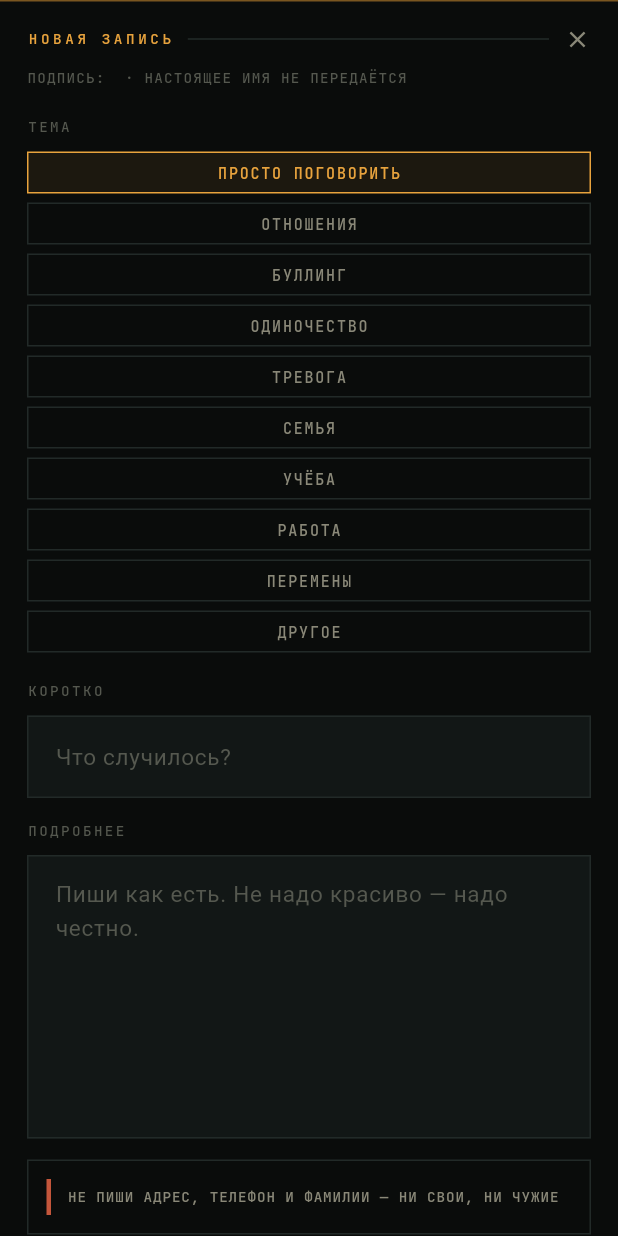
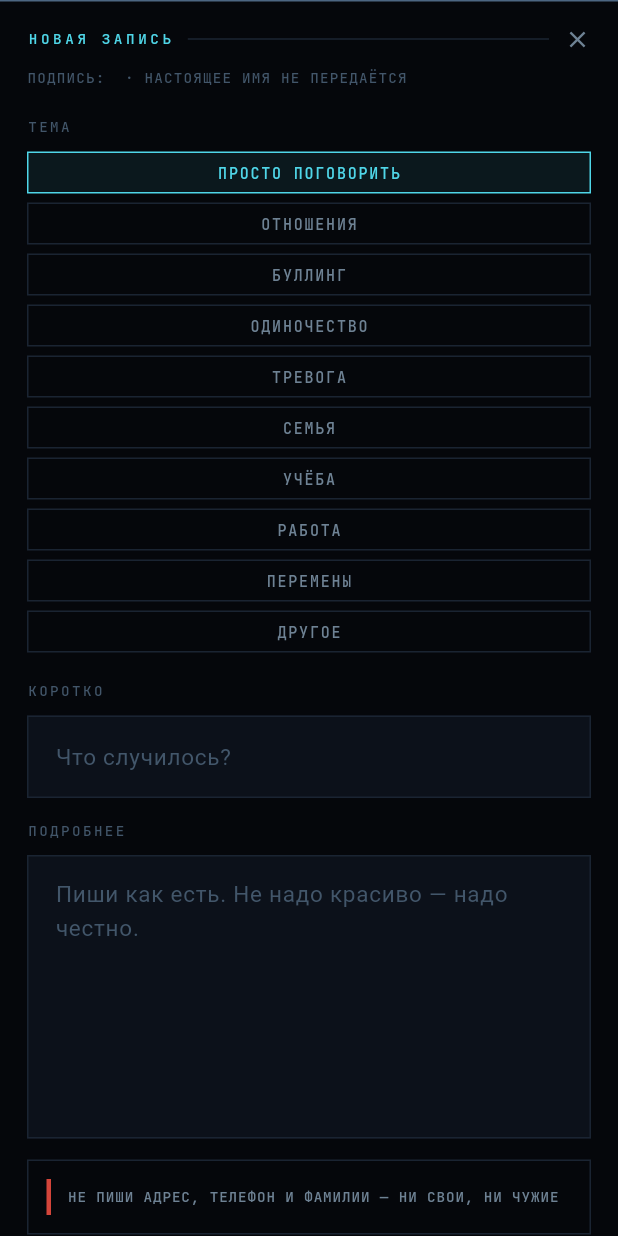
Before and after one commit to Lawyye/On-the-Edge-of-Wind-and-Self, a Flutter app: the ComposeSheet widget shown alone on an empty page, opened directly with empty values, on a phone screen of 412 x 824 dp. Run offline on Flutter 3.47's test engine with Material 3 defaults, Android fonts, the phone set to English and light mode, and no system bars; our stand-ins replace google_fonts, image_picker, supabase_flutter; accounts and stored records are empty; network calls fail; Roboto replaces fonts that are missing (Literata).

Commit message:
Make the machine colder so the people in it read as warm
The references the author sent are all one thing: cold, degraded, dense
with data, with the warmth pushed to the edges. The design already split
chrome from human text; this takes that split as far as it goes.

Every piece of machine chrome moves to steel and electric cyan. Warm
amber is now spent only where the thing on screen is a person: an earned
achievement, your own mark, your own reply, your own days here. There
are fifty-four cold places and twelve warm ones, and that ratio is the
design.

Three textures carry the rest. Headings split their colour channels the
way a badly converged tube does, permanently rather than in flashes,
because an app about hard things has no business twitching. A sparse
field of monospace glyphs sits behind everything so empty space reads as
data rather than flat black; it is drawn from a fixed seed so it does
not crawl between frames, and it stays strictly behind the panels —
someone's painful story is the one thing texture may not compete with.
Scanlines and the vignette both go deeper.

Co-Authored-By: Claude Opus 5 <noreply@anthropic.com>
Claude-Session: https://claude.ai/code/session_01HvNNA5zVrJxLHfJBZmLGbT

```diff
--- a/app/lib/screens/compose_sheet.dart
+++ b/app/lib/screens/compose_sheet.dart
@@ -61,7 +61,7 @@ class _ComposeSheetState extends State<ComposeSheet> {
       child: Container(
         decoration: BoxDecoration(
           color: c.voidBg,
-          border: Border(top: BorderSide(color: c.amberDim)),
+          border: Border(top: BorderSide(color: c.steel)),
         ),
         child: SafeArea(
           top: false,
@@ -72,7 +72,7 @@ class _ComposeSheetState extends State<ComposeSheet> {
               children: [
                 Row(
                   children: [
-                    TermLabel('НОВАЯ ЗАПИСЬ', color: c.amber, tracking: 2.4),
+                    TermLabel('НОВАЯ ЗАПИСЬ', color: c.cyan, tracking: 2.4),
                     const SizedBox(width: 10),
                     Expanded(child: Container(height: 1, color: c.line)),
                     const SizedBox(width: 10),
@@ -105,12 +105,12 @@ class _ComposeSheetState extends State<ComposeSheet> {
                           padding: const EdgeInsets.symmetric(horizontal: 11),
                           alignment: Alignment.center,
                           decoration: BoxDecoration(
-                            border: Border.all(color: _category == cat ? c.amber : c.line),
-                            color: _category == cat ? c.amber.withValues(alpha: 0.08) : null,
+                            border: Border.all(color: _category == cat ? c.cyan : c.line),
+                            color: _category == cat ? c.cyan.withValues(alpha: 0.08) : null,
                           ),
                           child: TermLabel(
                             cat,
-                            color: _category == cat ? c.amber : c.muted,
+                            color: _category == cat ? c.cyan : c.muted,
                             size: 10,
                             tracking: 1.2,
                           ),
@@ -182,18 +182,18 @@ class _ComposeSheetState extends State<ComposeSheet> {
                     height: 50,
                     alignment: Alignment.center,
                     decoration: BoxDecoration(
-                      border: Border.all(color: _filled ? c.amber : c.line),
-                      color: _filled ? c.amber.withValues(alpha: 0.12) : null,
+                      border: Border.all(color: _filled ? c.cyan : c.line),
+                      color: _filled ? c.cyan.withValues(alpha: 0.12) : null,
                     ),
                     child: _sending
                         ? SizedBox(
                             width: 17,
                             height: 17,
-                            child: CircularProgressIndicator(strokeWidth: 1.4, color: c.amber),
+                            child: CircularProgressIndicator(strokeWidth: 1.4, color: c.cyan),
                           )
                         : TermLabel(
                             'ОТПРАВИТЬ',
-                            color: _filled ? c.amber : c.faint,
+                            color: _filled ? c.cyan : c.faint,
                             size: 11,
                             tracking: 3,
                             weight: FontWeight.w700,
--- a/app/lib/ui/tokens.dart
+++ b/app/lib/ui/tokens.dart
@@ -1,21 +1,22 @@
 import 'package:flutter/material.dart';
 
-/// Палитра терминала. Тёмная — основная: весь язык интерфейса построен на
-/// свечении на чёрном. Светлая существует для тех, кому тёмное неудобно, и
-/// сделана не инверсией, а «бумажным» вариантом того же терминала.
+/// Палитра терминала.
 ///
 /// Принцип, на котором держится всё оформление: ОБВЯЗКА ХОЛОДНАЯ, ЛЮДИ ТЁПЛЫЕ.
-/// Служебное набрано моноширинным в верхнем регистре, а то, что человек
-/// написал сам, — книжной гарнитурой цветом [bone], и это единственное
-/// по-настоящему тёплое пятно на экране.
+/// Машинная часть — сталь, электрический циан, развёртка и глитч; всё, что
+/// человек написал сам, набрано книжной гарнитурой цветом [bone] и остаётся
+/// единственным тёплым пятном на экране. Чем холоднее обвязка, тем сильнее
+/// видно живой текст, поэтому синее здесь намеренно доведено до предела.
 @immutable
 class EdgeColors extends ThemeExtension<EdgeColors> {
   const EdgeColors({
     required this.voidBg,
     required this.panel,
     required this.line,
+    required this.steel,
+    required this.cyan,
+    required this.magenta,
     required this.amber,
-    required this.amberDim,
     required this.rust,
     required this.bone,
     required this.boneDim,
@@ -34,11 +35,17 @@ class EdgeColors extends ThemeExtension<EdgeColors> {
   /// Разделители и рамки.
   final Color line;
 
-  /// Главный акцент — янтарь CRT.
+  /// Холодная сталь: уголки рамок, служебные подписи второго плана.
+  final Color steel;
+
+  /// Главный машинный акцент — электрический циан.
+  final Color cyan;
+
+  /// Второй канал расслоения при глитче. Как самостоятельный цвет не ставится.
+  final Color magenta;
+
+  /// Тёплый акцент. Достаётся только человеческому: имени, достижению.
   final Color amber;
-
-  /// Приглушённый янтарь: уголки рамок, неяркие рамки.
-  final Color amberDim;
 
   /// Тревожный. Им горит «я рядом» и предупреждения — больше ничем.
   final Color rust;
@@ -59,35 +66,39 @@ class EdgeColors extends ThemeExtension<EdgeColors> {
   final Color scanline;
 
   static const dark = EdgeColors(
-    voidBg: Color(0xFF0A0C0B),
-    panel: Color(0xFF121716),
-    line: Color(0xFF222A28),
+    voidBg: Color(0xFF05070B),
+    panel: Color(0xFF0C111A),
+    line: Color(0xFF1A2432),
+    steel: Color(0xFF4C6682),
+    cyan: Color(0xFF4FD6E8),
+    magenta: Color(0xFFE8486B),
     amber: Color(0xFFE8A33D),
-    amberDim: Color(0xFF7A5620),
-    rust: Color(0xFFC4563B),
-    bone: Color(0xFFD9D5C8),
-    boneDim: Color(0xFFA8A598),
-    muted: Color(0xFF8A8878),
-    faint: Color(0xFF55584F),
-    phos: Color(0xFF7FB08A),
-    scanline: Color(0x09FFFFFF),
+    rust: Color(0xFFD4453A),
+    bone: Color(0xFFDAD6C9),
+    boneDim: Color(0xFF9FA7AE),
+    muted: Color(0xFF6E8294),
+    faint: Color(0xFF42566A),
+    phos: Color(0xFF5FE3A1),
+    scanline: Color(0x0DFFFFFF),
   );
 
-  /// «Бумажный терминал»: распечатка, а не экран. Янтарь уходит в охру,
-  /// иначе на светлом он слепнет и перестаёт читаться как акцент.
+  /// «Засвеченная плёнка»: бумажный вариант того же терминала. Циан уходит в
+  /// глубокий индиго, иначе на светлом он слепнет и перестаёт быть акцентом.
   static const light = EdgeColors(
-    voidBg: Color(0xFFE8E4D8),
-    panel: Color(0xFFF2EFE5),
-    line: Color(0xFFCFC9B8),
-    amber: Color(0xFF9A6A18),
-    amberDim: Color(0xFFC2A268),
-    rust: Color(0xFF9E3B23),
-    bone: Color(0xFF1E211C),
-    boneDim: Color(0xFF454840),
-    muted: Color(0xFF6B6E62),
-    faint: Color(0xFF8E9184),
-    phos: Color(0xFF3C6B47),
-    scanline: Color(0x07000000),
+    voidBg: Color(0xFFE6E4DC),
+    panel: Color(0xFFF1EFE8),
+    line: Color(0xFFC7C9C4),
+    steel: Color(0xFF5A6B7D),
+    cyan: Color(0xFF186B86),
+    magenta: Color(0xFFA32347),
+    amber: Color(0xFF8A5C13),
+    rust: Color(0xFF9E2B22),
+    bone: Color(0xFF14181E),
+    boneDim: Color(0xFF3C444C),
+    muted: Color(0xFF5D6B77),
+    faint: Color(0xFF8A96A0),
+    phos: Color(0xFF1F6B47),
+    scanline: Color(0x08000000),
   );
 
   @override
@@ -101,8 +112,10 @@ class EdgeColors extends ThemeExtension<EdgeColors> {
       voidBg: m(voidBg, other.voidBg),
       panel: m(panel, other.panel),
       line: m(line, other.line),
+      steel: m(steel, other.steel),
+      cyan: m(cyan, other.cyan),
+      magenta: m(magenta, other.magenta),
       amber: m(amber, other.amber),
-      amberDim: m(amberDim, other.amberDim),
       rust: m(rust, other.rust),
       bone: m(bone, other.bone),
       boneDim: m(boneDim, other.boneDim),
--- a/app/lib/widgets/avatar.dart
+++ b/app/lib/widgets/avatar.dart
@@ -41,7 +41,7 @@ class Avatar extends StatelessWidget {
     }
 
     final c = context.c;
-    final edge = lit ? c.amber : c.amberDim;
+    final edge = lit ? c.amber : c.steel;
 
     final Widget inner = (url != null && url!.isNotEmpty)
         ? Image.network(
--- a/app/lib/widgets/story_card.dart
+++ b/app/lib/widgets/story_card.dart
@@ -39,7 +39,7 @@ class StoryCard extends StatelessWidget {
         children: [
           Row(
             children: [
-              TermLabel(code, color: c.amber),
+              TermLabel(code, color: c.cyan),
               const SizedBox(width: 8),
               Container(width: 1, height: 9, color: c.line),
               const SizedBox(width: 8),
@@ -64,7 +64,7 @@ class StoryCard extends StatelessWidget {
             children: [
               TermLabel(
                 story.responseCount == 0 ? 'ОТКЛИКНУТЬСЯ' : '${story.responseCount} ОТКЛ.',
-                color: c.amber,
+                color: c.cyan,
               ),
               const SizedBox(width: 16),
               NearbyMark(count: story.likes, on: story.likedByMe, onTap: onLike),
```
Also changed, not shown: app/lib/app.dart (+12 -12 lines), app/lib/screens/home_screen.dart (+21 -30 lines), app/lib/screens/signup_screen.dart (+5 -14 lines), app/lib/screens/story_screen.dart (+8 -8 lines), app/lib/ui/term.dart (+123 -10 lines), 1 other file.
